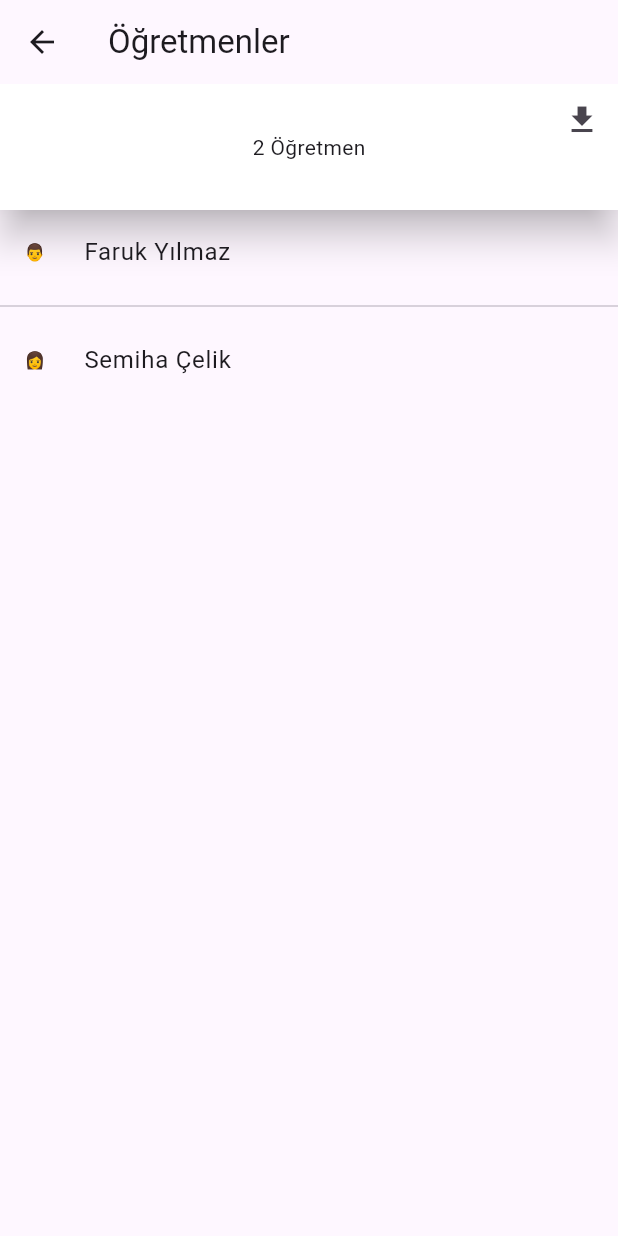
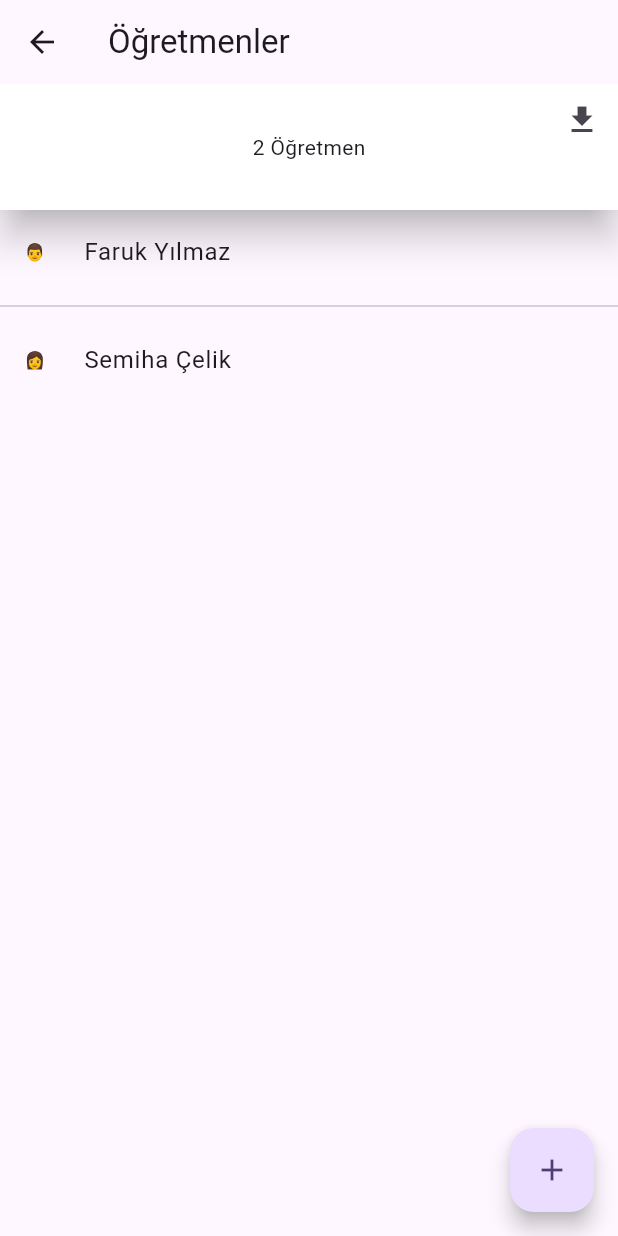
Before and after one commit to halildisli/ogrenci_app, a Flutter app: the OgretmenlerSayfasi screen opened directly, on a phone screen of 412 x 824 dp. Run offline on Flutter 3.47's test engine with Material 3 defaults, Android fonts, the phone set to English and light mode, and no system bars; our stand-ins replace flutter_riverpod.

```diff
--- a/lib/models/ogretmen.dart
+++ b/lib/models/ogretmen.dart
@@ -1,7 +1,7 @@
 class Ogretmen{
   String ad;
   String soyad;
-  int yas;
+  String yas;
   String cinsiyet;
 
   Ogretmen(this.ad, this.soyad, this.yas, this.cinsiyet);
--- a/lib/pages/ogretmenler_sayfasi.dart
+++ b/lib/pages/ogretmenler_sayfasi.dart
@@ -8,10 +8,12 @@ class OgretmenlerSayfasi extends ConsumerWidget {
   const OgretmenlerSayfasi({super.key});
 
   @override
-  Widget build(BuildContext context,WidgetRef ref) {
-    final ogretmenlerRepository=ref.watch(ogretmenlerProvider);
+  Widget build(BuildContext context, WidgetRef ref) {
+    final ogretmenlerRepository = ref.watch(ogretmenlerProvider);
     return Scaffold(
-      appBar: AppBar(title: const Text("Öğretmenler"),),
+      appBar: AppBar(
+        title: const Text("Öğretmenler"),
+      ),
       body: Column(
         children: [
           PhysicalModel(
@@ -21,53 +23,100 @@ class OgretmenlerSayfasi extends ConsumerWidget {
               children: [
                 Center(
                   child: Padding(
-                    padding: EdgeInsets.symmetric(vertical: 32.0,horizontal: 32.0),
+                    padding:
+                        EdgeInsets.symmetric(vertical: 32.0, horizontal: 32.0),
                     child: Text(
-                        "${ogretmenlerRepository.ogretmenler.length} Öğretmen"
-                    ),
+                        "${ogretmenlerRepository.ogretmenler.length} Öğretmen"),
                   ),
                 ),
-                Align(
+                const Align(
                   alignment: Alignment.centerRight,
-                  child: IconButton(
-                    icon: const Icon(Icons.download),
-                    onPressed: () {
-                      ref.read(ogretmenlerProvider).indir();
-                    },
-                  ),
+                  child: OgretmenIndirmeButonu(),
                 ),
               ],
             ),
           ),
           Expanded(
             child: ListView.separated(
-              itemBuilder: (BuildContext context, int index)=>OgretmenSatiri(
-                ogretmenlerRepository.ogretmenler[index]
-
-              ),
-              separatorBuilder: (BuildContext context, int index) =>const Divider(),
+              itemBuilder: (BuildContext context, int index) =>
+                  OgretmenSatiri(ogretmenlerRepository.ogretmenler[index]),
+              separatorBuilder: (BuildContext context, int index) =>
+                  const Divider(),
               itemCount: ogretmenlerRepository.ogretmenler.length,
-
             ),
           ),
         ],
       ),
+      floatingActionButton:FloatingActionButton(
+        onPressed: () {
+
+        },
+        child: Icon(Icons.add),
+      ),
     );
   }
 }
-class OgretmenSatiri extends StatelessWidget {
-  final Ogretmen ogretmen;
-  const OgretmenSatiri(this.ogretmen,{
+
+class OgretmenIndirmeButonu extends StatefulWidget {
+  const OgretmenIndirmeButonu({
     super.key,
   });
 
+  @override
+  State<OgretmenIndirmeButonu> createState() => _OgretmenIndirmeButonuState();
+}
+
+class _OgretmenIndirmeButonuState extends State<OgretmenIndirmeButonu> {
+  bool isLoading = false;
+  @override
+  Widget build(BuildContext context) {
+    return Consumer(builder: (context, ref, child) {
+      return isLoading
+          ? CircularProgressIndicator()
+          : IconButton(
+              icon: const Icon(Icons.download),
+              onPressed: () async {
+                //TODO Loading
+                //TODO Error
+                try {
+                  setState(() {
+                    isLoading = true;
+                  });
+                  await ref.read(ogretmenlerProvider).indir();
+                } catch(e) {
+                  ScaffoldMessenger.of(context).showSnackBar(
+                    SnackBar(content: Text(e.toString()))
+                  );
+                  setState(() {
+                    isLoading = false;
+                  });
+                }
+                finally {
+                setState(() {
+                isLoading = false;
+                });
+                }
+              },
+            );
+    });
+  }
+}
+
+class OgretmenSatiri extends StatelessWidget {
+  final Ogretmen ogretmen;
+  const OgretmenSatiri(
+    this.ogretmen, {
+    super.key,
+  });
 
   @override
   Widget build(BuildContext context) {
     return ListTile(
       title: Text("${ogretmen.ad} ${ogretmen.soyad}"),
-      leading: IntrinsicWidth(child: Center(child: Text(
-          ogretmen.cinsiyet.toLowerCase() == "erkek" ? "👨" : "👩"))),
+      leading: IntrinsicWidth(
+          child: Center(
+              child: Text(
+                  ogretmen.cinsiyet.toLowerCase() == "erkek" ? "👨" : "👩"))),
     );
   }
 }
--- a/pubspec.yaml
+++ b/pubspec.yaml
@@ -36,6 +36,7 @@ dependencies:
   # Use with the CupertinoIcons class for iOS style icons.
   cupertino_icons: ^1.0.6
   flutter_riverpod: ^2.5.1
+  http: ^1.2.1
 
 dev_dependencies:
   flutter_test:
```
Also changed, not shown: lib/repository/ogretmenler_repository.dart (+4 -4 lines), lib/services/data_service.dart (+13 -12 lines), pubspec.lock, 1 other file.
